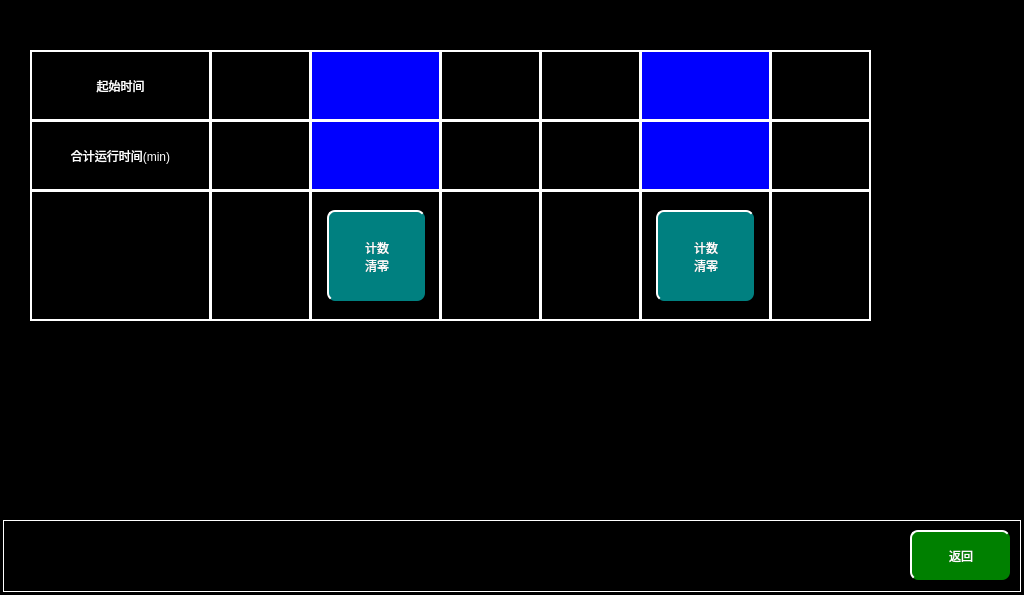
Qt form maintainceacprunpage.ui (mayue-crrc/ShenyangMetro9DB) before a commit.
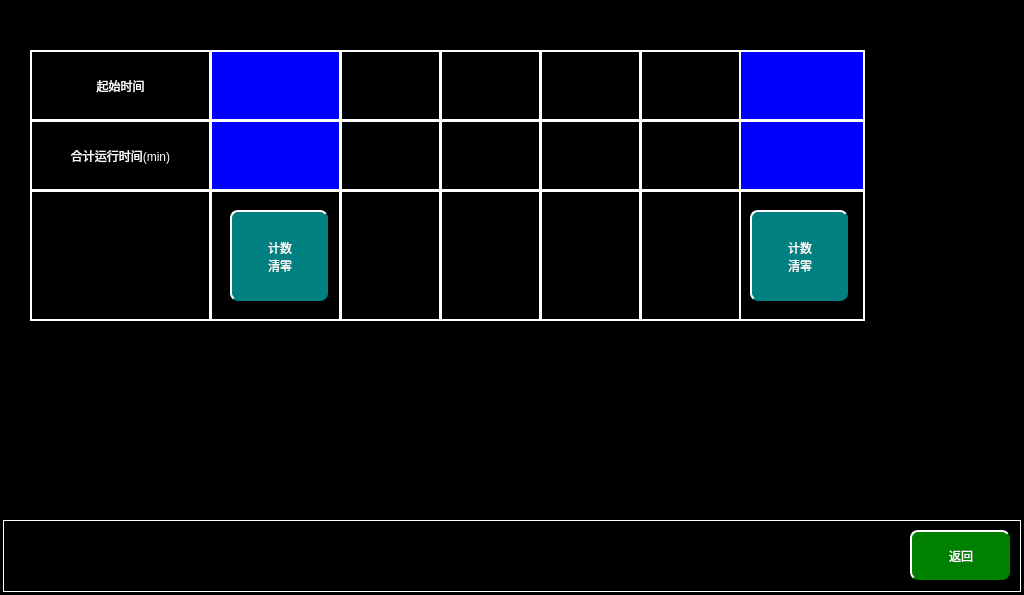
The same form after that commit.

Patch:
```diff
--- a/maintainceacprunpage.ui
+++ b/maintainceacprunpage.ui
@@ -129,7 +129,7 @@
   <widget class="QLabel" name="label_5">
    <property name="geometry">
     <rect>
-     <x>210</x>
+     <x>340</x>
      <y>50</y>
      <width>101</width>
      <height>71</height>
@@ -145,7 +145,7 @@
   <widget class="QLabel" name="label_6">
    <property name="geometry">
     <rect>
-     <x>210</x>
+     <x>340</x>
      <y>120</y>
      <width>101</width>
      <height>71</height>
@@ -161,7 +161,7 @@
   <widget class="QLabel" name="label_7">
    <property name="geometry">
     <rect>
-     <x>210</x>
+     <x>340</x>
      <y>190</y>
      <width>101</width>
      <height>131</height>
@@ -177,7 +177,7 @@
   <widget class="QLabel" name="MP1ACPTotaltimelbl">
    <property name="geometry">
     <rect>
-     <x>310</x>
+     <x>210</x>
      <y>120</y>
      <width>131</width>
      <height>71</height>
@@ -196,7 +196,7 @@
   <widget class="QLabel" name="MP1ACPStarttimelbl">
    <property name="geometry">
     <rect>
-     <x>310</x>
+     <x>210</x>
      <y>50</y>
      <width>131</width>
      <height>71</height>
@@ -215,7 +215,7 @@
   <widget class="QLabel" name="label_10">
    <property name="geometry">
     <rect>
-     <x>310</x>
+     <x>210</x>
      <y>190</y>
      <width>131</width>
      <height>131</height>
@@ -327,7 +327,7 @@
   <widget class="QLabel" name="MP2ACPStarttimelbl">
    <property name="geometry">
     <rect>
-     <x>640</x>
+     <x>734</x>
      <y>50</y>
      <width>131</width>
      <height>71</height>
@@ -346,7 +346,7 @@
   <widget class="QLabel" name="MP2ACPTotaltimelbl">
    <property name="geometry">
     <rect>
-     <x>640</x>
+     <x>734</x>
      <y>120</y>
      <width>131</width>
      <height>71</height>
@@ -365,7 +365,7 @@
   <widget class="QLabel" name="label_15">
    <property name="geometry">
     <rect>
-     <x>640</x>
+     <x>734</x>
      <y>190</y>
      <width>131</width>
      <height>131</height>
@@ -381,7 +381,7 @@
   <widget class="QLabel" name="label_16">
    <property name="geometry">
     <rect>
-     <x>770</x>
+     <x>640</x>
      <y>50</y>
      <width>101</width>
      <height>71</height>
@@ -397,7 +397,7 @@
   <widget class="QLabel" name="label_17">
    <property name="geometry">
     <rect>
-     <x>770</x>
+     <x>640</x>
      <y>190</y>
      <width>101</width>
      <height>131</height>
@@ -413,7 +413,7 @@
   <widget class="QLabel" name="label_18">
    <property name="geometry">
     <rect>
-     <x>770</x>
+     <x>640</x>
      <y>120</y>
      <width>101</width>
      <height>71</height>
@@ -429,7 +429,7 @@
   <widget class="QPushButton" name="MP1ClearBtn">
    <property name="geometry">
     <rect>
-     <x>327</x>
+     <x>230</x>
      <y>210</y>
      <width>98</width>
      <height>91</height>
@@ -446,7 +446,7 @@
   <widget class="QPushButton" name="MP2ClearBtn">
    <property name="geometry">
     <rect>
-     <x>656</x>
+     <x>750</x>
      <y>210</y>
      <width>98</width>
      <height>91</height>
```
